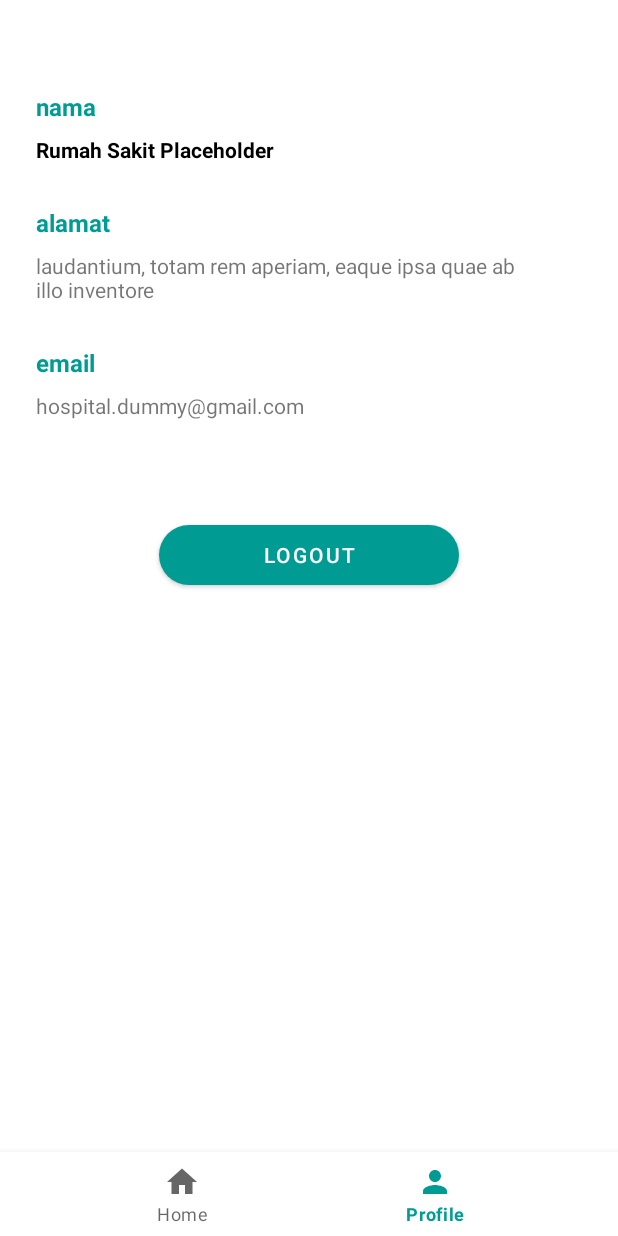
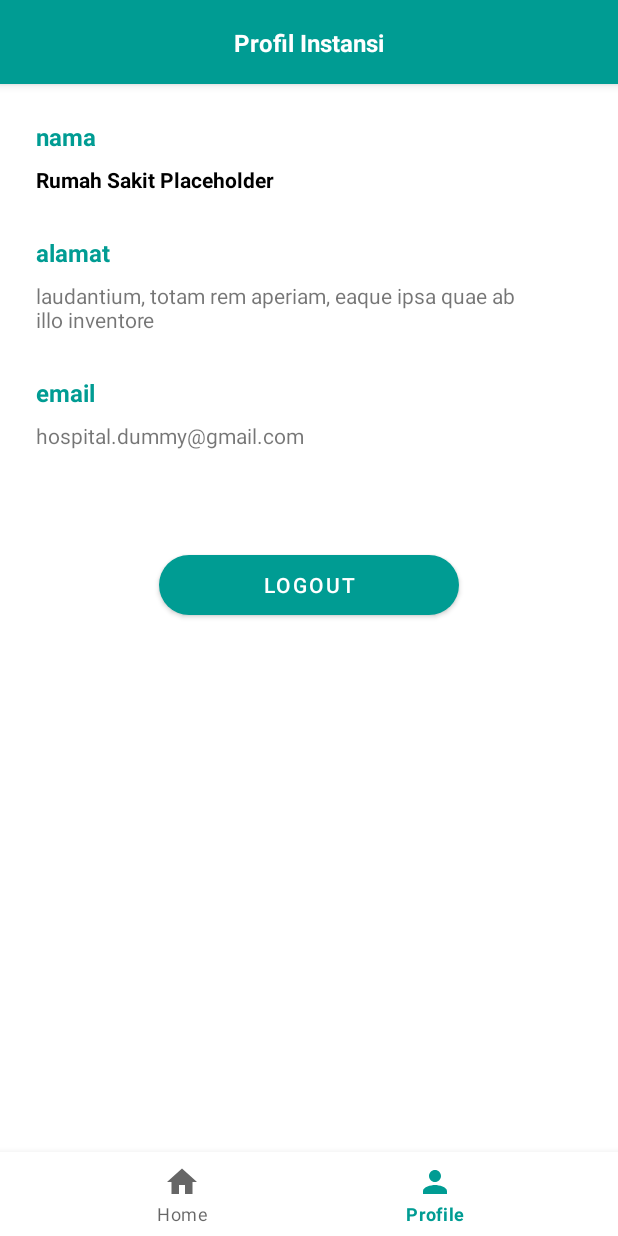
Before and after one commit to agnesaudya/medsafecycle-app, an Android app: the ProfileFragment screen opened through its navigation route, on a phone screen of 412 x 824 dp. Run offline under Robolectric (Android 15) with nearby library versions, the phone set to English and light mode, and no system bars; our stand-ins replace navigation-ui.

Commit message:
finishing profile

```diff
--- a/app/src/main/res/layout/fragment_profile.xml
+++ b/app/src/main/res/layout/fragment_profile.xml
@@ -7,12 +7,41 @@
     xmlns:app="http://schemas.android.com/apk/res-auto"
     tools:context=".home.hospital.ProfileFragment">
 
+    <com.google.android.material.appbar.AppBarLayout
+        android:id="@+id/appBarLayout"
+        android:layout_width="match_parent"
+        android:layout_height="?attr/actionBarSize">
+
+        <androidx.constraintlayout.widget.ConstraintLayout
+            android:layout_width="match_parent"
+            android:layout_height="match_parent">
+
+            <TextView
+                android:layout_width="wrap_content"
+                android:layout_height="wrap_content"
+                android:text="Profil Instansi"
+                android:textColor="@color/white"
+                android:textSize="16dp"
+                android:textStyle="bold"
+                app:layout_constraintBottom_toBottomOf="parent"
+                app:layout_constraintEnd_toEndOf="parent"
+                app:layout_constraintStart_toStartOf="parent"
+                app:layout_constraintTop_toTopOf="parent" />
+        </androidx.constraintlayout.widget.ConstraintLayout>
+
+    </com.google.android.material.appbar.AppBarLayout>
+
+    <androidx.constraintlayout.widget.ConstraintLayout
+        android:layout_width="match_parent"
+        android:layout_height="match_parent"
+        android:layout_marginTop="?attr/actionBarSize">
+
         <TextView
             android:id="@+id/title_nama"
             android:layout_width="wrap_content"
             android:layout_height="wrap_content"
             android:layout_marginStart="24dp"
-        android:layout_marginTop="60dp"
+            android:layout_marginTop="24dp"
             android:gravity="top"
             android:text="@string/nama"
             android:textColor="@color/dark_teal"
@@ -102,5 +131,8 @@
             app:layout_constraintStart_toStartOf="parent"
             app:layout_constraintTop_toBottomOf="@+id/email" />
 
+    </androidx.constraintlayout.widget.ConstraintLayout>
+
+
 
     </androidx.constraintlayout.widget.ConstraintLayout>
```
Also changed, not shown: app/src/main/AndroidManifest.xml (+5 -11 lines), app/src/main/java/com/example/medsafecycle/home/hospital/ui/dashboard/DashboardFragment.kt (deleted, +0 -42 lines), app/src/main/java/com/example/medsafecycle/home/hospital/ui/dashboard/DashboardViewModel.kt (deleted, +0 -13 lines). Lines whose indentation alone changed are shown as unchanged.
